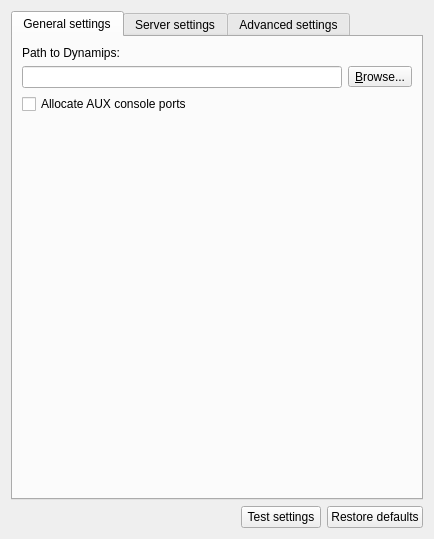
This is gns3/modules/dynamips/ui/dynamips_preferences_page.ui in GNS3/gns3-gui as Qt 5 draws it before an edit. The edited form follows.
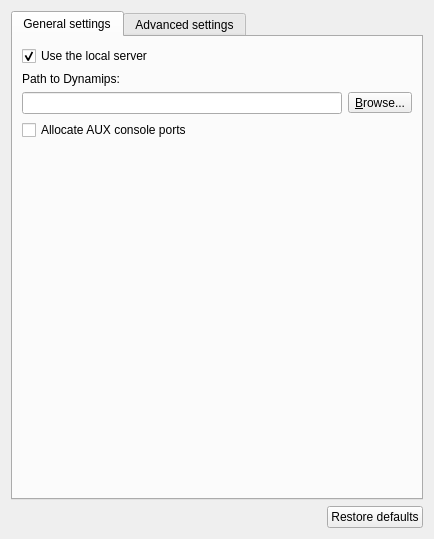
This is the edited form.

Commit message: Remove remote servers list from module preferences + some other preferences re-factoring.

The edit to the form file:
```diff
--- a/gns3/modules/dynamips/ui/dynamips_preferences_page.ui
+++ b/gns3/modules/dynamips/ui/dynamips_preferences_page.ui
@@ -23,11 +23,35 @@
       <attribute name="title">
        <string>General settings</string>
       </attribute>
-      <layout class="QGridLayout" name="gridLayout">
-       <item row="1" column="0" colspan="2">
+      <layout class="QVBoxLayout" name="verticalLayout_2">
+       <item>
+        <widget class="QCheckBox" name="uiUseLocalServercheckBox">
+         <property name="text">
+          <string>Use the local server</string>
+         </property>
+         <property name="checked">
+          <bool>true</bool>
+         </property>
+        </widget>
+       </item>
+       <item>
+        <widget class="QLabel" name="uiDynamipsPathLabel">
+         <property name="text">
+          <string>Path to Dynamips:</string>
+         </property>
+        </widget>
+       </item>
+       <item>
         <layout class="QHBoxLayout" name="horizontalLayout">
          <item>
-          <widget class="QLineEdit" name="uiDynamipsPathLineEdit"/>
+          <widget class="QLineEdit" name="uiDynamipsPathLineEdit">
+           <property name="sizePolicy">
+            <sizepolicy hsizetype="MinimumExpanding" vsizetype="Fixed">
+             <horstretch>0</horstretch>
+             <verstretch>0</verstretch>
+            </sizepolicy>
+           </property>
+          </widget>
          </item>
          <item>
           <widget class="QToolButton" name="uiDynamipsPathToolButton">
@@ -41,78 +65,25 @@
          </item>
         </layout>
        </item>
-       <item row="0" column="0" colspan="2">
-        <widget class="QLabel" name="uiDynamipsPathLabel">
-         <property name="text">
-          <string>Path to Dynamips:</string>
-         </property>
-        </widget>
-       </item>
-       <item row="3" column="0" colspan="2">
-        <spacer name="spacer">
-         <property name="orientation">
-          <enum>Qt::Vertical</enum>
-         </property>
-         <property name="sizeHint" stdset="0">
-          <size>
-           <width>390</width>
-           <height>193</height>
-          </size>
-         </property>
-        </spacer>
-       </item>
-       <item row="2" column="0" colspan="2">
+       <item>
         <widget class="QCheckBox" name="uiAllocateAuxConsolePortsCheckBox">
          <property name="text">
           <string>Allocate AUX console ports</string>
          </property>
         </widget>
        </item>
-      </layout>
-     </widget>
-     <widget class="QWidget" name="uiServerSettingsTabWidget">
-      <attribute name="title">
-       <string>Server settings</string>
-      </attribute>
-      <layout class="QGridLayout" name="gridLayout_2">
-       <item row="0" column="0">
-        <widget class="QCheckBox" name="uiUseLocalServercheckBox">
-         <property name="text">
-          <string>Always use the local server</string>
+       <item>
+        <spacer name="spacer">
+         <property name="orientation">
+          <enum>Qt::Vertical</enum>
          </property>
-         <property name="checked">
-          <bool>true</bool>
+         <property name="sizeHint" stdset="0">
+          <size>
+           <width>390</width>
+           <height>193</height>
+          </size>
          </property>
-        </widget>
-       </item>
-       <item row="1" column="0">
-        <widget class="QGroupBox" name="uiRemoteServersGroupBox">
-         <property name="title">
-          <string>Remote servers</string>
-         </property>
-         <layout class="QHBoxLayout" name="horizontalLayout_3">
-          <item>
-           <widget class="QTreeWidget" name="uiRemoteServersTreeWidget">
-            <property name="enabled">
-             <bool>false</bool>
-            </property>
-            <property name="selectionMode">
-             <enum>QAbstractItemView::NoSelection</enum>
-            </property>
-            <column>
-             <property name="text">
-              <string>Host</string>
-             </property>
-            </column>
-            <column>
-             <property name="text">
-              <string>Port</string>
-             </property>
-            </column>
-           </widget>
-          </item>
-         </layout>
-        </widget>
+        </spacer>
        </item>
       </layout>
      </widget>
@@ -203,13 +174,6 @@
        </property>
       </spacer>
      </item>
-     <item>
-      <widget class="QPushButton" name="uiTestSettingsPushButton">
-       <property name="text">
-        <string>Test settings</string>
-       </property>
-      </widget>
-     </item>
      <item>
       <widget class="QPushButton" name="uiRestoreDefaultsPushButton">
        <property name="text">
```
The commit also changes 28 other files.
